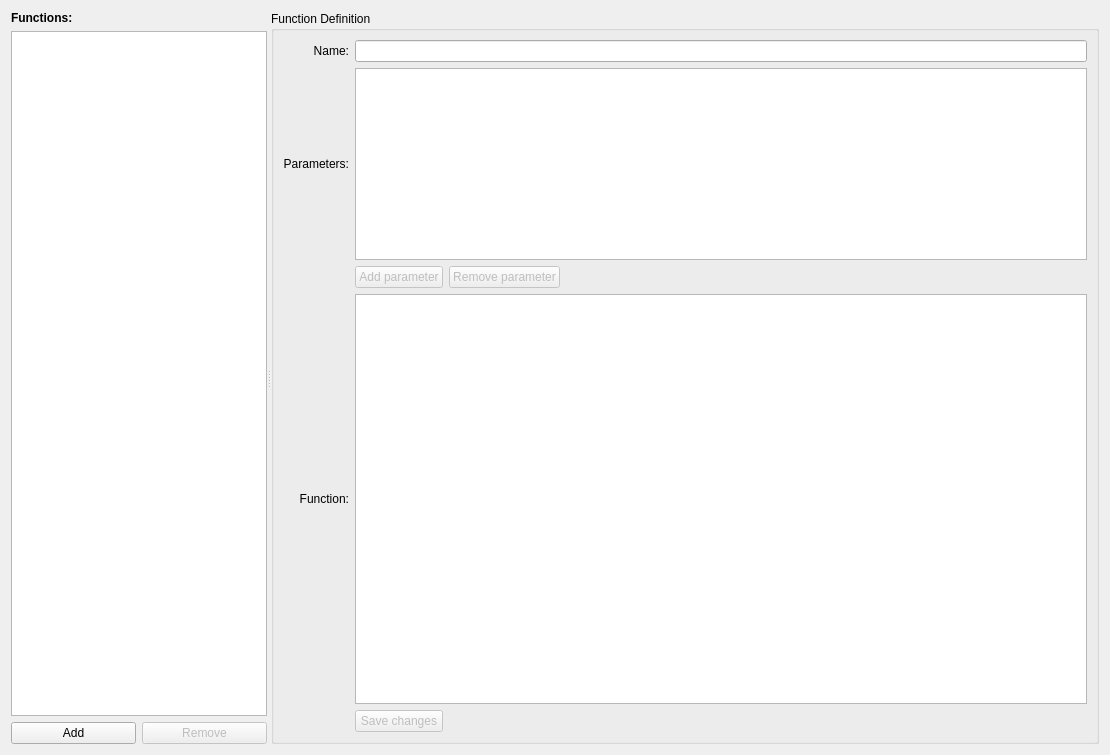
First picture: the form in src/gui/tabs/tabfunctions.ui, repository spatial-model-editor/spatial-model-editor, before the edit.
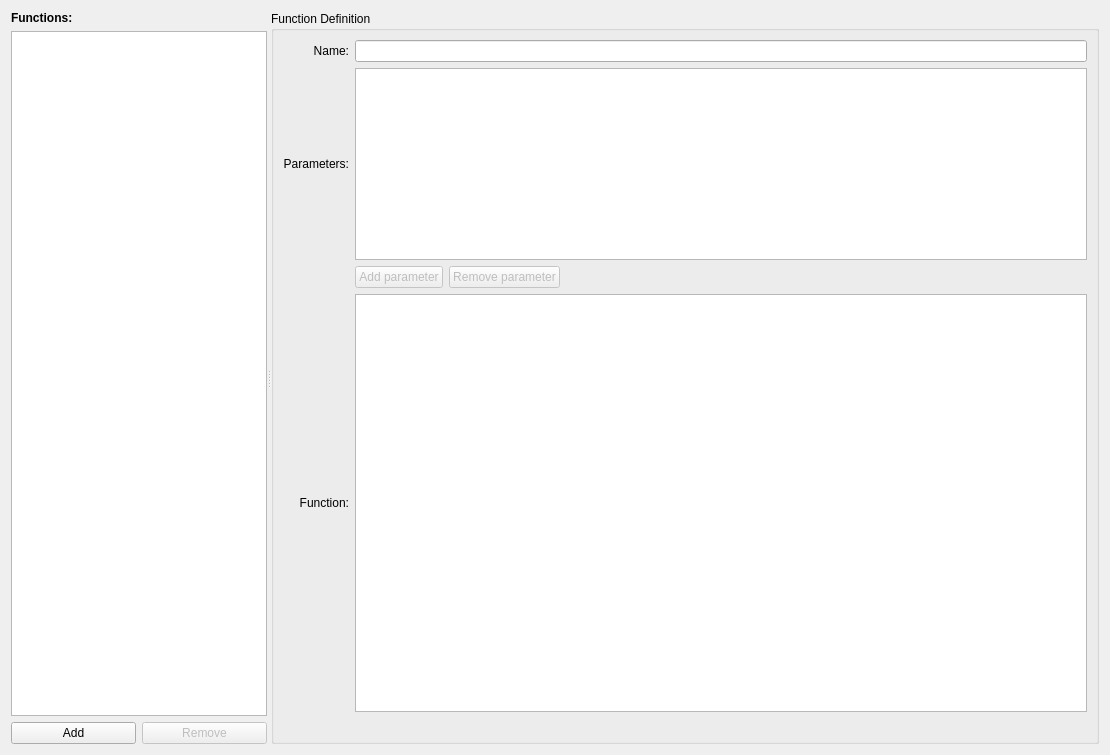
Second picture: the form after the edit. Custom widgets are drawn as their Qt base class.

Patch:
```diff
--- a/src/gui/tabs/tabfunctions.ui
+++ b/src/gui/tabs/tabfunctions.ui
@@ -85,22 +85,6 @@
       <layout class="QHBoxLayout" name="horizontalLayout_8">
        <item>
         <layout class="QGridLayout" name="gridFunction">
-         <item row="4" column="1">
-          <widget class="QPushButton" name="btnSaveFunctionChanges">
-           <property name="enabled">
-            <bool>false</bool>
-           </property>
-           <property name="sizePolicy">
-            <sizepolicy hsizetype="Preferred" vsizetype="Preferred">
-             <horstretch>0</horstretch>
-             <verstretch>0</verstretch>
-            </sizepolicy>
-           </property>
-           <property name="text">
-            <string>Save changes</string>
-           </property>
-          </widget>
-         </item>
          <item row="3" column="0">
           <widget class="QLabel" name="lblFunctionLabel">
            <property name="sizePolicy">
@@ -195,7 +179,14 @@
          <item row="0" column="1" colspan="3">
           <widget class="QLineEdit" name="txtFunctionName"/>
          </item>
-         <item row="4" column="2" colspan="2">
+         <item row="3" column="1" colspan="3">
+          <widget class="QPlainTextMathEdit" name="txtFunctionDef">
+           <property name="tabChangesFocus">
+            <bool>true</bool>
+           </property>
+          </widget>
+         </item>
+         <item row="4" column="1" colspan="3">
           <widget class="QLabel" name="lblFunctionDefStatus">
            <property name="sizePolicy">
             <sizepolicy hsizetype="Expanding" vsizetype="Preferred">
```
Left out of the diff: 7 changed lines with no effect on the pictures.
